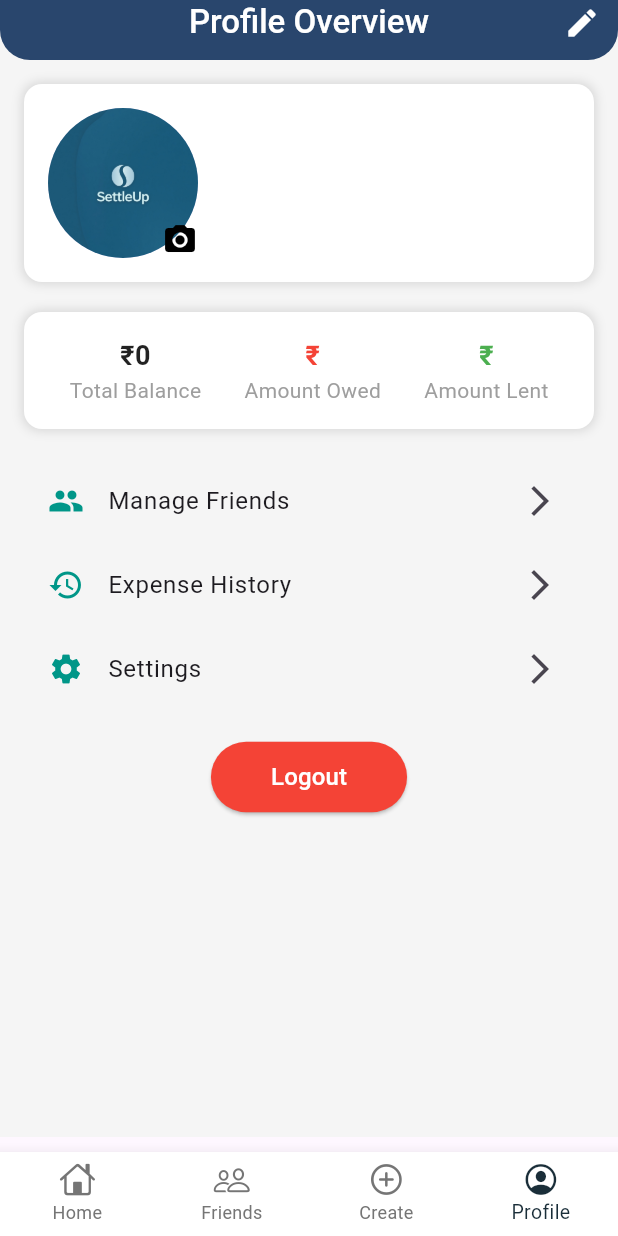
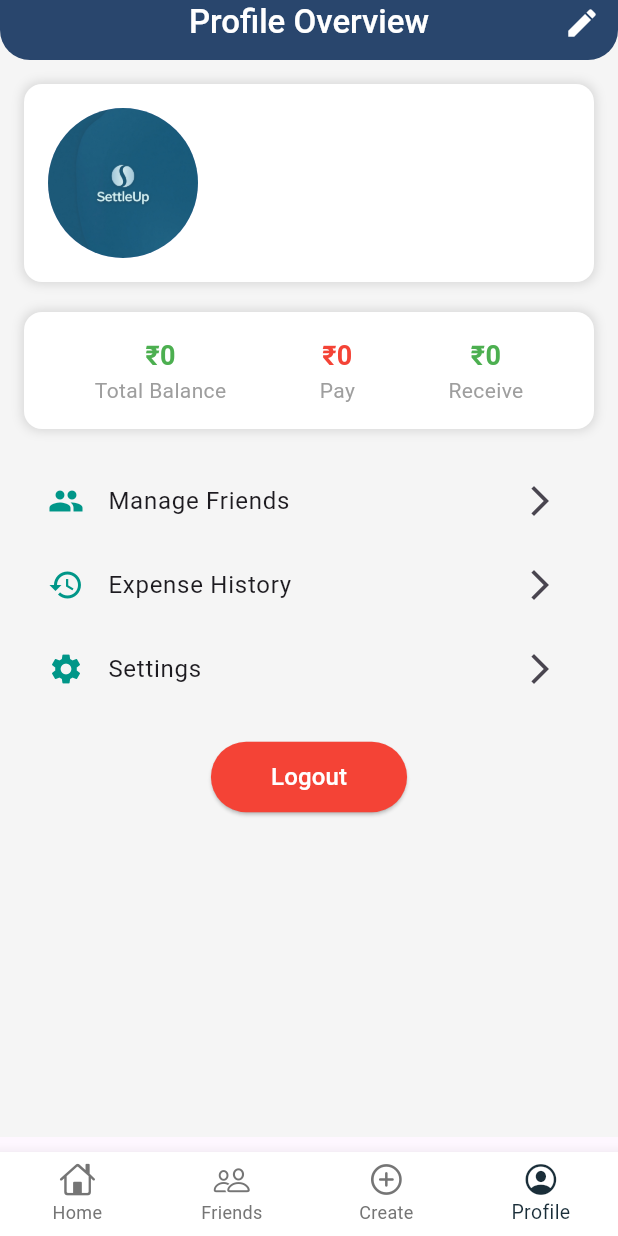
Before and after one commit to deepankar0611/split_wise, a Flutter app: the screen it shows once a user with an empty profile is signed in, item 4 of the bottom bar chosen, on a phone screen of 412 x 824 dp. Run offline on Flutter 3.47's test engine with Material 3 defaults, Android fonts, the phone set to English and light mode, and no system bars; our stand-ins replace cloud_firestore, firebase_auth, firebase_core, flutter_riverpod, google_fonts, google_sign_in and 7 more; accounts and stored records are empty; project files that could hold a hidden picture were left out.

Commit message:
some bug improvement

```diff
--- a/lib/profile_overview.dart
+++ b/lib/profile_overview.dart
@@ -1,11 +1,8 @@
-import 'dart:io';
-import 'dart:typed_data';
 import 'package:cloud_firestore/cloud_firestore.dart';
 import 'package:firebase_auth/firebase_auth.dart';
 import 'package:flutter/material.dart';
 import 'package:google_fonts/google_fonts.dart';
 import 'package:image_picker/image_picker.dart';
-import 'package:path/path.dart';
 import 'package:supabase_flutter/supabase_flutter.dart';
 
 import 'editprofile.dart';
@@ -27,12 +24,11 @@ class _ProfileOverviewScreenState extends State<ProfileOverviewScreen> {
     "name": "User",
     "email": "",
     "profileImageUrl": "",
-    "totalBalance": 0.0,
-    "amountOwed": 0.0,
-    "amountLent": 0.0,
+    "phone_number": "",
+    "amountToPay": "",
+    "amountToReceive": "",
   };
 
-  bool _isUploading = false;
 
   @override
   void initState() {
@@ -59,9 +55,8 @@ class _ProfileOverviewScreenState extends State<ProfileOverviewScreen> {
               "profileImageUrl": data.containsKey("profileImageUrl")
                   ? data["profileImageUrl"]
                   : "",
-              "totalBalance": data["totalBalance"] ?? 0.0,
-              "amountOwed": data["amountOwed"] ?? 0.0,
-              "amountLent": data["amountLent"] ?? 0.0,
+              "amountToPay": data["amountToPay"],
+              "amountToReceive": data["amountToReceive"],
             };
           });
         }
@@ -71,54 +66,6 @@ class _ProfileOverviewScreenState extends State<ProfileOverviewScreen> {
     }
   }
 
-
-
-  /// Upload Image to Supabase and Update Firestore
-  Future<void> _uploadProfileImage() async {
-    try {
-      // Request permission to access gallery (runtime permission check)
-
-      // Pick the image from gallery
-      final pickedFile = await _picker.pickImage(source: ImageSource.gallery, imageQuality: 70);
-      if (pickedFile == null) return; // If no image is picked
-
-      setState(() => _isUploading = true);
-
-      final File file = File(pickedFile.path);
-      final String fileName = 'profile_pictures/$userId-${basename(file.path)}';
-
-      // Convert File to Uint8List
-      final Uint8List imageBytes = await file.readAsBytes();
-
-      // Upload to Supabase Storage (background thread)
-      await Future.delayed(Duration.zero, () async {
-        await supabase.storage.from('profile_pictures').uploadBinary(
-          fileName,
-          imageBytes,
-          fileOptions: const FileOptions(upsert: true),
-        );
-
-        // Get Public Image URL
-        final imageUrl = supabase.storage.from('profile_pictures').getPublicUrl(fileName);
-
-        // Update Firestore with new image URL
-        await FirebaseFirestore.instance.collection('users').doc(userId).update({
-          'profileImageUrl': imageUrl,
-        });
-
-        setState(() {
-          userData['profileImageUrl'] = imageUrl;
-          _isUploading = false;
-        });
-
-
-      });
-    } catch (e) {
-      print("Error uploading image: $e");
-      setState(() => _isUploading = false);
-
-    }
-  }
 
 
 
@@ -168,64 +115,86 @@ class _ProfileOverviewScreenState extends State<ProfileOverviewScreen> {
 
   // Profile Header with Image and User Info
   Widget _buildProfileHeader() {
+    return StreamBuilder<DocumentSnapshot>(
+      stream: FirebaseFirestore.instance
+          .collection('users')
+          .doc(userId)
+          .snapshots(),
+      builder: (context, snapshot) {
+        if (snapshot.connectionState == ConnectionState.waiting) {
+          return Center(child: CircularProgressIndicator());
+        }
+        if (snapshot.hasError) {
+          return Center(child: Text('Error: ${snapshot.error}'));
+        }
+        if (!snapshot.hasData || !snapshot.data!.exists) {
+          return Center(child: Text('No user data found'));
+        }
+
+        final userData = snapshot.data!.data() as Map<String, dynamic>;
         return Container(
           padding: const EdgeInsets.all(16),
           decoration: _cardDecoration(),
           child: Row(
             children: [
-          Stack(
-            alignment: Alignment.bottomRight,
-            children: [
               CircleAvatar(
                 radius: 50,
-                backgroundImage: userData["profileImageUrl"].isNotEmpty
-                    ? NetworkImage(userData["profileImageUrl"])
-                    : const AssetImage('assets/logo/intro.jpeg')
-                as ImageProvider,
-              ),
-              if (_isUploading) const CircularProgressIndicator(),
-              GestureDetector(
-                onTap: _uploadProfileImage,
-                child: _editIcon(),
-              ),
-            ],
+                backgroundImage: userData.containsKey('profileImageUrl') && userData['profileImageUrl'].isNotEmpty
+                    ? NetworkImage(userData['profileImageUrl'] as String)
+                    : const AssetImage('assets/logo/intro.jpeg') as ImageProvider,
               ),
               const SizedBox(width: 16),
               Expanded(
                 child: Column(
                   crossAxisAlignment: CrossAxisAlignment.start,
                   children: [
-                Text(userData["name"],
+                    Text(userData['name'] ?? 'User',
                         style: GoogleFonts.poppins(
                             fontSize: 22, fontWeight: FontWeight.bold)),
-                Text(userData["email"],
-                    style:
-                    GoogleFonts.poppins(fontSize: 14, color: Colors.grey)),
+                    Text(userData['email'] ?? '',
+                        style: GoogleFonts.poppins(fontSize: 14, color: Colors.grey)),
+                    Text(userData['phone'] ?? '',
+                        style: GoogleFonts.poppins(fontSize: 14, color: Colors.grey)),
                   ],
                 ),
               ),
             ],
           ),
         );
+      },
+    );
   }
 
   // Finance Summary
   Widget _buildFinanceSummary() {
+    // Convert values safely to double
+    double amountToPay = double.tryParse(userData["amountToPay"]?.toString() ?? "0") ?? 0;
+    double amountToReceive = double.tryParse(userData["amountToReceive"]?.toString() ?? "0") ?? 0;
+
+    // Calculate net balance: Positive means the user is owed, Negative means they owe others
+    double totalBalance = amountToReceive - amountToPay;
+
+    // Determine color based on total balance
+    Color balanceColor = totalBalance >= 0 ? Colors.green : Colors.red;
+
     return Container(
       padding: const EdgeInsets.all(16),
       decoration: _cardDecoration(),
       child: Row(
         mainAxisAlignment: MainAxisAlignment.spaceAround,
         children: [
-          _buildSummaryTile("Total Balance", "₹${userData["totalBalance"]}"),
-          _buildSummaryTile(
-              "Amount Owed", "₹${userData["amountOwed"]}", Colors.red),
-          _buildSummaryTile(
-              "Amount Lent", "₹${userData["amountLent"]}", Colors.green),
+          _buildSummaryTile("Total Balance", "₹${totalBalance.abs().toInt()}", balanceColor),
+          _buildSummaryTile("Pay", "₹${amountToPay.toInt()}", Colors.red),
+          _buildSummaryTile("Receive", "₹${amountToReceive.toInt()}", Colors.green),
         ],
       ),
     );
   }
+
+
+
+
+
 
   Widget _buildSummaryTile(String label, String value, [Color? color]) {
     return Column(
--- a/lib/split/final_split_screen.dart
+++ b/lib/split/final_split_screen.dart
@@ -65,34 +65,35 @@ class _FinalSplitScreenState extends State<FinalSplitScreen> {
   }) async {
     FirebaseFirestore firestore = FirebaseFirestore.instance;
 
-    DocumentReference payerRef = firestore
-        .collection('userbalance')
-        .doc(payerUid)
-        .collection('pay')
-        .doc(payerUid);
-
-    DocumentReference receiverRef = firestore
-        .collection('userbalance')
-        .doc(receiverUid)
-        .collection('receive')
-        .doc(receiverUid);
+    DocumentReference payerRef = firestore.collection('users').doc(payerUid);
+    DocumentReference receiverRef = firestore.collection('users').doc(receiverUid);
 
     try {
       await firestore.runTransaction((transaction) async {
         DocumentSnapshot payerSnapshot = await transaction.get(payerRef);
         DocumentSnapshot receiverSnapshot = await transaction.get(receiverRef);
 
-        double currentPayerAmount = payerSnapshot.exists ? (payerSnapshot.get('amount') ?? 0) : 0;
-        double currentReceiverAmount = receiverSnapshot.exists ? (receiverSnapshot.get('amount') ?? 0) : 0;
+        if (!payerSnapshot.exists) {
+          print("⚠️ Payer document does not exist!");
+          return;
+        }
+        if (!receiverSnapshot.exists) {
+          print("⚠️ Receiver document does not exist!");
+          return;
+        }
+
+        // ✅ Ensure correct type conversion
+        double currentPayerAmount = (payerSnapshot.data() as Map<String, dynamic>?)?['amountToPay']?.toDouble() ?? 0.0;
+        double currentReceiverAmount = (receiverSnapshot.data() as Map<String, dynamic>?)?['amountToReceive']?.toDouble() ?? 0.0;
 
         double updatedPayerAmount = currentPayerAmount + amount;
         double updatedReceiverAmount = currentReceiverAmount + amount;
 
-        transaction.set(payerRef, {'amount': updatedPayerAmount}, SetOptions(merge: true));
-        transaction.set(receiverRef, {'amount': updatedReceiverAmount}, SetOptions(merge: true));
+        transaction.update(payerRef, {'amountToPay': updatedPayerAmount});
+        transaction.update(receiverRef, {'amountToReceive': updatedReceiverAmount});
 
-        print("✅ Payer ($payerUid) pays Receiver ($receiverUid) amount: $amount");
-        print("🔄 Updated Payer Amount: $updatedPayerAmount | Updated Receiver Amount: $updatedReceiverAmount");
+        print("✅ Updated Payer ($payerUid) - Amount to Pay: $updatedPayerAmount");
+        print("✅ Updated Receiver ($receiverUid) - Amount to Receive: $updatedReceiverAmount");
       });
 
       print("🔥 User balances updated successfully!");
@@ -100,6 +101,8 @@ class _FinalSplitScreenState extends State<FinalSplitScreen> {
       print("⚠️ Error updating balance: $e");
     }
   }
+
+
 
 
 
```
Also changed, not shown: lib/editprofile.dart (+149 -82 lines). Lines whose indentation alone changed are shown as unchanged.
